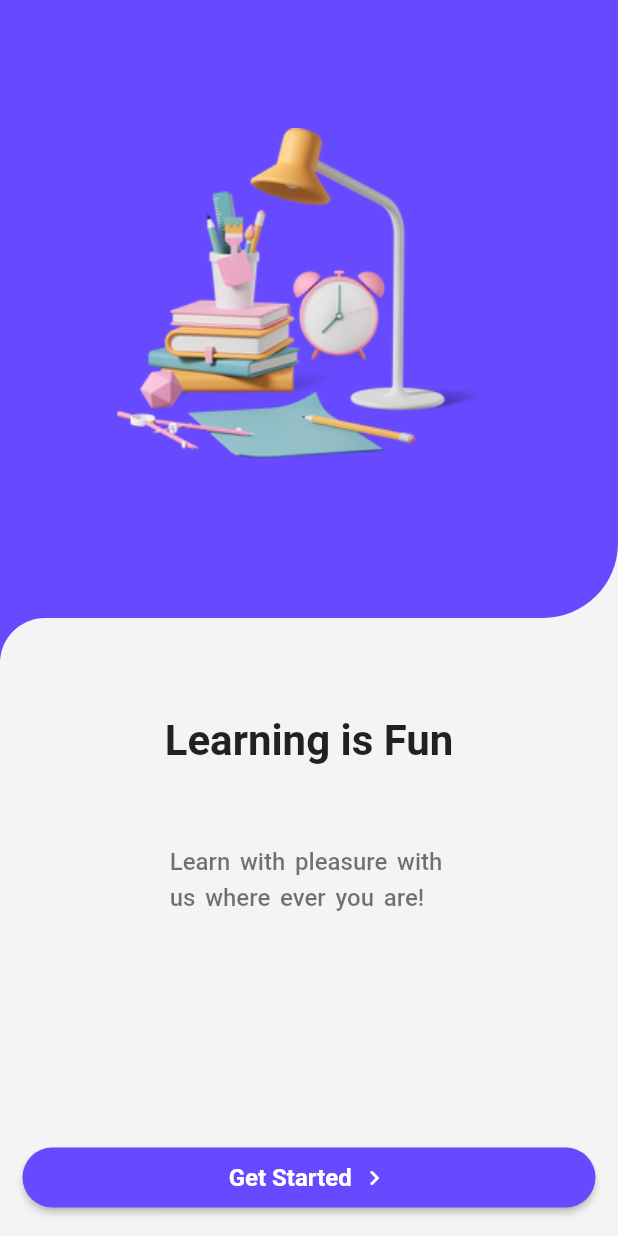
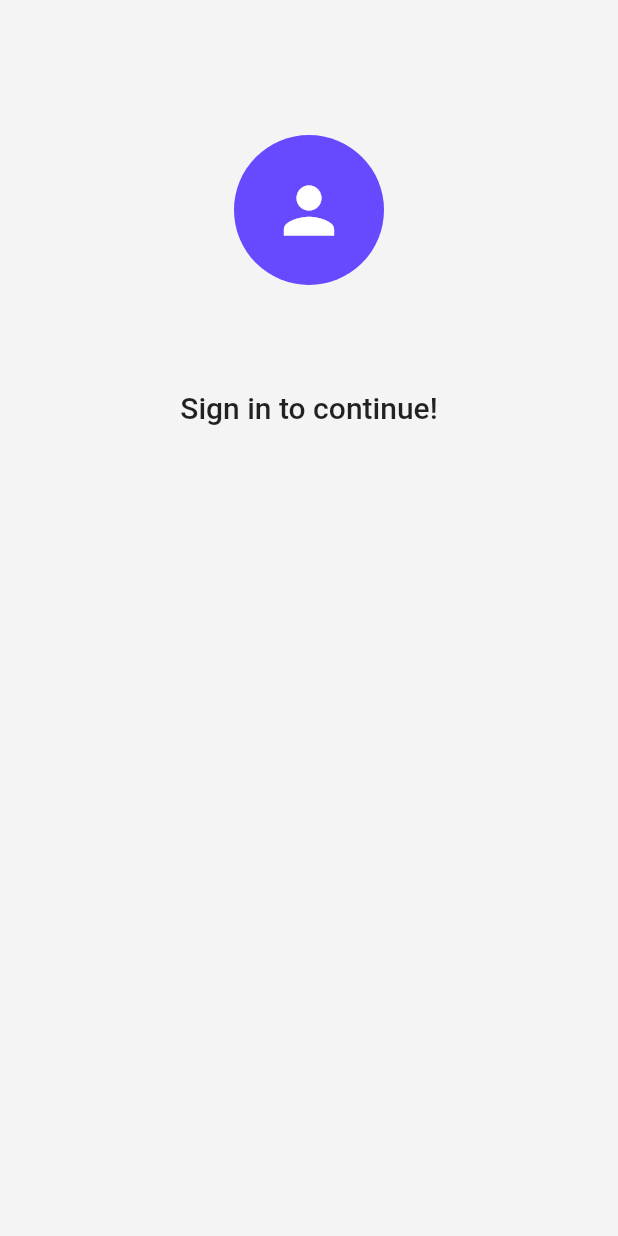
Before and after one commit to yrtdsebru/school_app, a Flutter app: the screen it shows after launch, after a tap on "Get Started", on a phone screen of 412 x 824 dp. Run offline on Flutter 3.47's test engine with Material 2 defaults, Android fonts, the phone set to English and light mode, and no system bars.

Commit message:
Add: Sign view

```diff
--- /dev/null
+++ b/lib/views/signin_view/signin.dart
@@ -0,0 +1,70 @@
+import 'package:flutter/material.dart';
+import 'package:schoolapp/constants/colors.dart';
+
+class SignView extends StatefulWidget {
+  const SignView({super.key});
+
+  @override
+  State<SignView> createState() => _SignViewState();
+}
+
+class _SignViewState extends State<SignView> {
+  @override
+  Widget build(BuildContext context) {
+    return Material(
+      color: tertiaryColor,
+      child: buildSignBody(),
+    );
+  }
+
+  Widget buildSignBody() {
+    return const SingleChildScrollView(
+      // bir alandaki içeriği tek bir yönde kaydırmak için ve klavye açıldığında sayfa içeriyini kaydırmak
+      child: Column(
+        crossAxisAlignment: CrossAxisAlignment.start,
+        children: [
+          SizedBox(
+            height: 20.0,
+          ),
+          Padding(
+            padding: EdgeInsets.symmetric(horizontal: 40.0),
+            child: Column(
+              crossAxisAlignment:
+                  CrossAxisAlignment.center, // colomn ve rowları hizalar.
+              mainAxisAlignment: MainAxisAlignment.center,
+              children: [
+                SizedBox(
+                  height: 70,
+                ),
+                Center(
+                    // avatarı ortalayıp veriyoruz.
+                    child: CircleAvatar(
+                  radius: 50,
+                  backgroundColor: primaryColor,
+                  child: Icon(
+                    Icons.person,
+                    size: 50,
+                    color: Colors.white,
+                  ),
+                )),
+                SizedBox(
+                  height: 70,
+                ),
+                Center(
+                  child: Text(
+                    // Childrenın içerisinde text veriyoruz.
+                    "Sign in to continue!",
+                    style: TextStyle(
+                      fontSize: 20.0,
+                      fontWeight: FontWeight.w500,
+                    ),
+                  ),
+                ),
+              ],
+            ),
+          )
+        ],
+      ),
+    );
+  }
+}
--- a/lib/views/welcome_view/welcome.dart
+++ b/lib/views/welcome_view/welcome.dart
@@ -1,6 +1,7 @@
 import 'package:flutter/material.dart';
 import 'package:schoolapp/constants/colors.dart';
 import 'package:schoolapp/constants/images.dart';
+import 'package:schoolapp/views/signin_view/signin.dart';
 
 class WelcomeView extends StatelessWidget {
   // bir ker kez oluşturduktan sonra içeriği ve durumu güncellenmeyen widgetlar
@@ -87,7 +88,13 @@ class WelcomeView extends StatelessWidget {
                                   20), // buton kenarlarını yuvarlak hale getiriyor.
                             )),
                         onPressed: () {
-                          // ? will work on this soon.
+                          Navigator.push(
+                            context,
+                            MaterialPageRoute(
+                              builder: (context) =>
+                                  const SignView(), // butona click vererek diğer sayfa gitmesini sağlıyoruz.
+                            ),
+                          );
                         },
                         child: const Row(
                           mainAxisAlignment: MainAxisAlignment
```
Also changed, not shown: lib/views/signin_view/sigin.dart (deleted).
